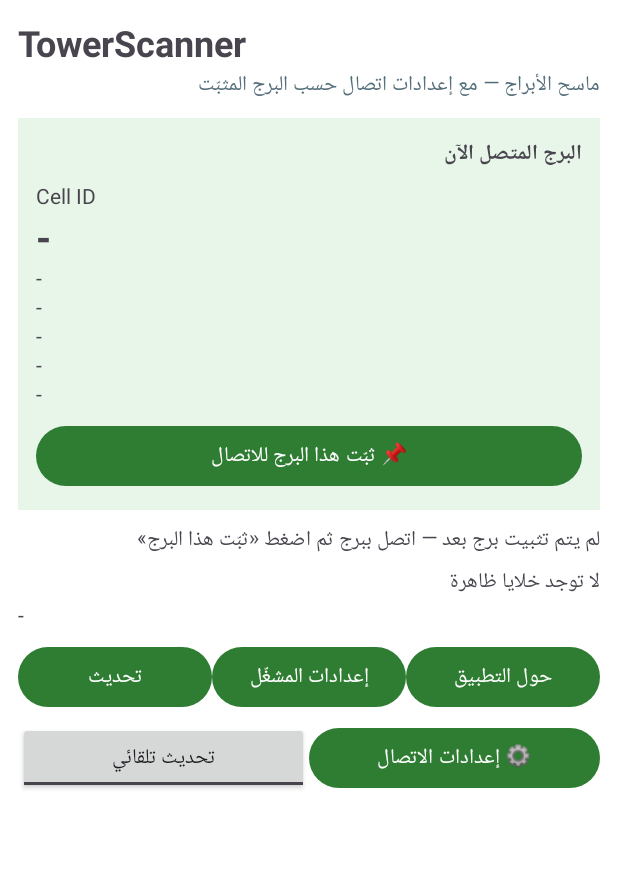
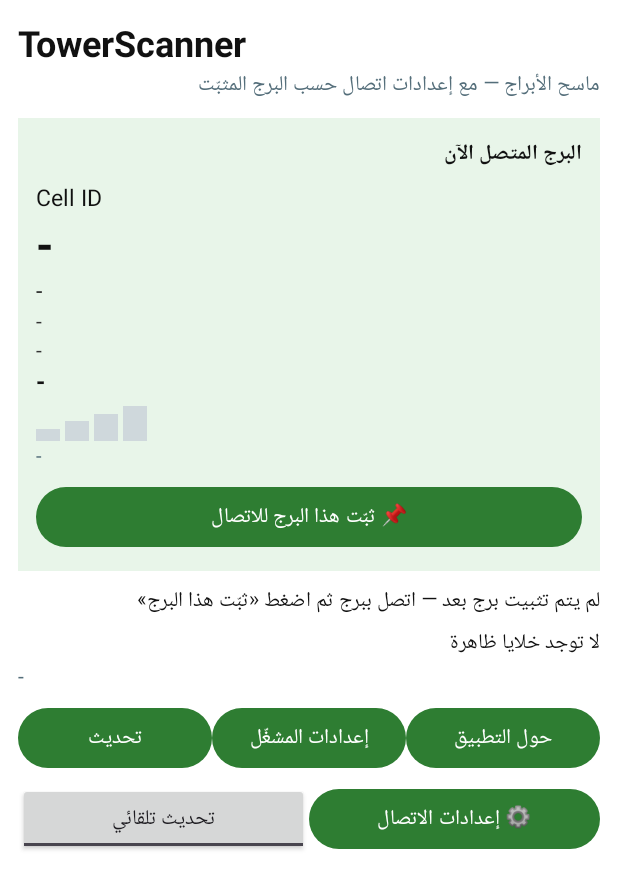
Before and after one commit to htuosama-eng/tower-scanner-plus, an Android app: the screen it shows after launch (MainActivity), on a phone screen of 412 x 824 dp. Shown: the top 889 px of the screen. Run offline under Robolectric (Android 15) with nearby library versions, the phone set to English and light mode, and no system bars.

Commit message:
v1.1: activity_main.xml

```diff
--- a/app/src/main/res/layout/activity_main.xml
+++ b/app/src/main/res/layout/activity_main.xml
@@ -2,6 +2,7 @@
 <LinearLayout xmlns:android="http://schemas.android.com/apk/res/android"
     android:layout_width="match_parent"
     android:layout_height="match_parent"
+    android:background="@android:color/white"
     android:orientation="vertical"
     android:padding="12dp">
 
@@ -9,6 +10,7 @@
         android:layout_width="match_parent"
         android:layout_height="wrap_content"
         android:text="@string/title"
+        android:textColor="@color/ink"
         android:textSize="24sp"
         android:textStyle="bold" />
 
@@ -16,14 +18,14 @@
         android:layout_width="match_parent"
         android:layout_height="wrap_content"
         android:text="@string/subtitle"
-        android:textColor="#546E7A" />
+        android:textColor="@color/muted" />
 
     <LinearLayout
         android:id="@+id/servingCard"
         android:layout_width="match_parent"
         android:layout_height="wrap_content"
         android:layout_marginTop="10dp"
-        android:background="#E8F5E9"
+        android:background="@color/card_green"
         android:orientation="vertical"
         android:padding="12dp">
 
@@ -31,6 +33,7 @@
             android:layout_width="match_parent"
             android:layout_height="wrap_content"
             android:text="@string/serving_now"
+            android:textColor="@color/ink"
             android:textStyle="bold" />
 
         <TextView
@@ -38,45 +41,98 @@
             android:layout_width="match_parent"
             android:layout_height="wrap_content"
             android:layout_marginTop="6dp"
-            android:text="Cell ID" />
+            android:text="Cell ID"
+            android:textColor="@color/ink"
+            android:textSize="15sp" />
 
         <TextView
             android:id="@+id/bigIdValue"
             android:layout_width="match_parent"
             android:layout_height="wrap_content"
             android:text="-"
-            android:textSize="26sp"
+            android:textColor="@color/ink"
+            android:textSize="30sp"
             android:textStyle="bold" />
 
         <TextView
             android:id="@+id/srvLabel"
             android:layout_width="match_parent"
             android:layout_height="wrap_content"
-            android:text="-" />
+            android:text="-"
+            android:textColor="@color/ink"
+            android:textSize="15sp" />
 
         <TextView
             android:id="@+id/srvLte"
             android:layout_width="match_parent"
             android:layout_height="wrap_content"
-            android:text="-" />
+            android:text="-"
+            android:textColor="@color/details_text"
+            android:textSize="14sp" />
 
         <TextView
             android:id="@+id/srvFields"
             android:layout_width="match_parent"
             android:layout_height="wrap_content"
-            android:text="-" />
+            android:text="-"
+            android:textColor="@color/details_text"
+            android:textSize="14sp" />
 
         <TextView
             android:id="@+id/srvSignal"
             android:layout_width="match_parent"
             android:layout_height="wrap_content"
-            android:text="-" />
+            android:text="-"
+            android:textColor="@color/ink"
+            android:textSize="16sp"
+            android:textStyle="bold" />
+
+        <LinearLayout
+            android:id="@+id/signalBars"
+            android:layout_width="wrap_content"
+            android:layout_height="wrap_content"
+            android:layout_marginTop="6dp"
+            android:orientation="horizontal">
+
+            <View
+                android:id="@+id/bar1"
+                android:layout_width="16dp"
+                android:layout_height="8dp"
+                android:layout_gravity="bottom"
+                android:layout_marginEnd="3dp"
+                android:background="@color/bar_off" />
+
+            <View
+                android:id="@+id/bar2"
+                android:layout_width="16dp"
+                android:layout_height="13dp"
+                android:layout_gravity="bottom"
+                android:layout_marginEnd="3dp"
+                android:background="@color/bar_off" />
+
+            <View
+                android:id="@+id/bar3"
+                android:layout_width="16dp"
+                android:layout_height="18dp"
+                android:layout_gravity="bottom"
+                android:layout_marginEnd="3dp"
+                android:background="@color/bar_off" />
+
+            <View
+                android:id="@+id/bar4"
+                android:layout_width="16dp"
+                android:layout_height="23dp"
+                android:layout_gravity="bottom"
+                android:background="@color/bar_off" />
+        </LinearLayout>
 
         <TextView
             android:id="@+id/srvChange"
             android:layout_width="match_parent"
             android:layout_height="wrap_content"
-            android:text="-" />
+            android:text="-"
+            android:textColor="@color/muted"
+            android:textSize="13sp" />
 
         <Button
             android:id="@+id/btnPinTower"
@@ -91,20 +147,23 @@
         android:layout_width="match_parent"
         android:layout_height="wrap_content"
         android:layout_marginTop="8dp"
-        android:text="@string/no_pinned_tower" />
+        android:text="@string/no_pinned_tower"
+        android:textColor="@color/ink" />
 
     <TextView
         android:id="@+id/status"
         android:layout_width="match_parent"
         android:layout_height="wrap_content"
         android:layout_marginTop="4dp"
-        android:text="-" />
+        android:text="-"
+        android:textColor="@color/ink" />
 
     <TextView
         android:id="@+id/last_update"
         android:layout_width="match_parent"
         android:layout_height="wrap_content"
-        android:text="-" />
+        android:text="-"
+        android:textColor="@color/muted" />
 
     <LinearLayout
         android:layout_width="match_parent"
```
